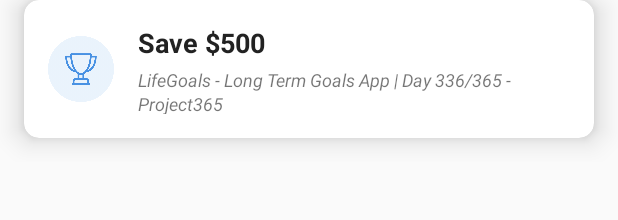
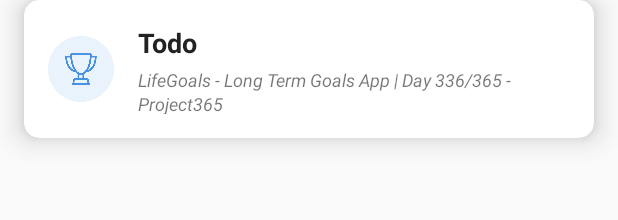
Before and after one commit to saxal28/android_todo, an Android app: the layout cell_todo.xml on its own in the app's theme, with its tools: preview values and no code run, on a phone screen of 412 x 824 dp. Shown: the top 220 px of the screen. Run offline under Robolectric (Android 15) with nearby library versions, the phone set to English and light mode, and no system bars.

Commit message:
working TodosListAdapter

```diff
--- a/app/src/main/java/me/saxal/todoapp/todos/TodosFragment.kt
+++ b/app/src/main/java/me/saxal/todoapp/todos/TodosFragment.kt
@@ -1,7 +1,6 @@
 package me.saxal.todoapp.todos
 
 import android.os.Bundle
-import android.util.Log
 import android.view.LayoutInflater
 import android.view.View
 import android.view.ViewGroup
@@ -26,9 +25,6 @@ class TodosFragment: Fragment() {
         savedInstanceState: Bundle?
     ): View {
         // Inflate the layout for this fragment
-        val rootView = inflater.inflate(R.layout.fragment_todos, container, false)
-
-        // VIEWMODEL BINDING!
         val binding: FragmentTodosBinding = DataBindingUtil.inflate(inflater, R.layout.fragment_todos, container, false)
         val model: TodosViewModel = ViewModelProviders.of(activity!!).get(TodosViewModel::class.java)
         binding.lifecycleOwner = activity
@@ -37,6 +33,7 @@ class TodosFragment: Fragment() {
         viewManager = LinearLayoutManager(this.context)
         viewAdapter = TodosListAdapter(model.todos)
 
+        // inflate recycler view
         recyclerView = binding.root.findViewById<RecyclerView>(R.id.todos_recycler).apply {
             setHasFixedSize(true)
             layoutManager = viewManager
--- a/app/src/main/res/layout/cell_todo.xml
+++ b/app/src/main/res/layout/cell_todo.xml
@@ -1,10 +1,18 @@
 <?xml version="1.0" encoding="utf-8"?>
-<LinearLayout xmlns:android="http://schemas.android.com/apk/res/android"
-              xmlns:app="http://schemas.android.com/apk/res-auto" xmlns:tools="http://schemas.android.com/tools"
+<layout xmlns:android="http://schemas.android.com/apk/res/android"
+        xmlns:app="http://schemas.android.com/apk/res-auto"
+        xmlns:tools="http://schemas.android.com/tools">
+
+    <data>
+        <variable
+                name="todo"
+                type="me.saxal.todoapp.todos.TodoModel" />
+    </data>
+
+    <LinearLayout
             android:orientation="vertical"
             android:layout_width="match_parent"
-              android:layout_height="wrap_content"
-        >
+            android:layout_height="wrap_content">
 
         <androidx.cardview.widget.CardView
                 android:layout_width="match_parent"
@@ -12,16 +20,14 @@
                 app:cardCornerRadius="@dimen/cornerRadius"
                 android:layout_marginHorizontal="16dp"
                 android:layout_marginBottom="16dp"
-            app:cardElevation="@dimen/card_elevation"
-            >
+                app:cardElevation="@dimen/card_elevation">
 
             <LinearLayout
                     android:orientation="horizontal"
                     android:layout_width="match_parent"
                     android:layout_height="match_parent"
                     android:padding="16dp"
-                android:layout_marginStart="-8dp"
-                >
+                    android:layout_marginStart="-8dp">
 
                 <ImageView
                         android:id="@+id/imageView"
@@ -31,6 +37,7 @@
                         android:padding="8dp"
                         app:srcCompat="@drawable/todo_generic"
                         tools:srcCompat="@drawable/todo_generic" />
+
                 <LinearLayout
                         android:orientation="vertical"
                         android:layout_width="match_parent"
@@ -40,24 +47,27 @@
                             android:id="@+id/textView"
                             android:layout_width="match_parent"
                             android:layout_height="wrap_content"
+                            android:layout_marginBottom="4dp"
                             android:lineSpacingExtra="14sp"
-                        android:text="Save $500"
-                        android:layout_marginBottom="4dp"
+                            android:text="@{todo.name}"
                             android:textAllCaps="false"
                             android:textColor="#222"
                             android:textSize="18sp"
-                        android:textStyle="bold" />
+                            android:textStyle="bold"
+                            tools:text="Todo" />
 
                     <TextView
                             android:id="@+id/textView2"
                             android:layout_width="match_parent"
                             android:layout_height="wrap_content"
                             android:lineSpacingExtra="2sp"
-                        android:text="LifeGoals - Long Term Goals App | Day 336/365 - Project365"
+                            android:text="@{todo.description}"
                             android:textSize="12sp"
-                        android:textStyle="italic" />
+                            android:textStyle="italic"
+                            tools:text="LifeGoals - Long Term Goals App | Day 336/365 - Project365" />
                 </LinearLayout>
             </LinearLayout>
 
         </androidx.cardview.widget.CardView>
     </LinearLayout>
+</layout>
```
Also changed, not shown: app/src/main/java/me/saxal/todoapp/todos/TodosListAdapter.kt (+49 -37 lines), app/src/main/java/me/saxal/todoapp/todos/TodosViewModel.kt (added, +30 -0 lines), app/src/main/res/layout/cell_todo_header.xml (+14 -6 lines). Lines whose indentation alone changed are shown as unchanged.
